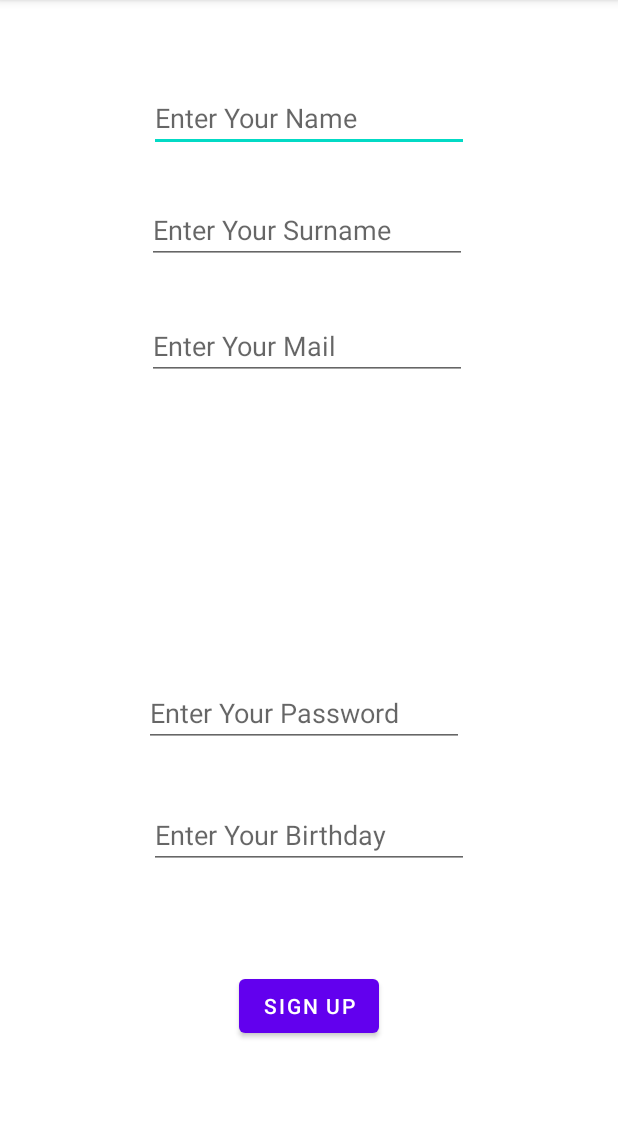
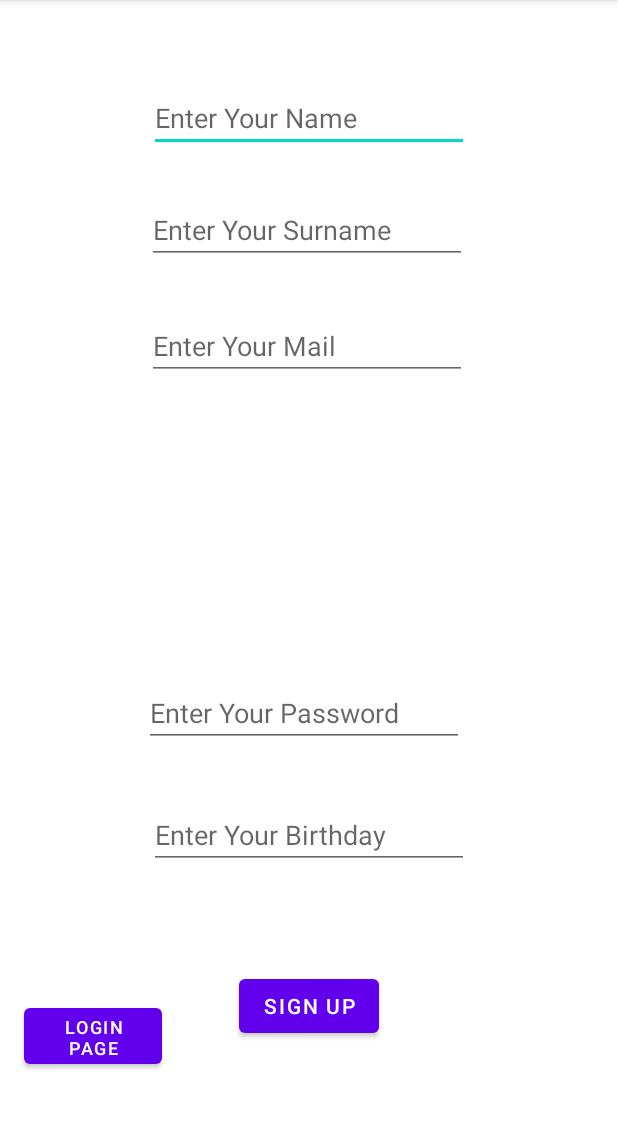
Before and after one commit to SarperArda/BilkenterMedia, an Android app: the screen it shows after launch (SignUp), after a tap on "SIGN UP", on a phone screen of 412 x 824 dp, the part 84-1213 px from its top. Run offline under Robolectric (Android 15) with nearby library versions, the phone set to English and light mode, and no system bars; our stand-ins replace Firebase (no records; nobody signed in at launch, a user with empty details on screens opened directly).

Commit message:
go back to login page button in register page added

```diff
--- a/Bilkenter_Media/app/src/main/java/com/thenameless/bilkenter_media/SignUp.java
+++ b/Bilkenter_Media/app/src/main/java/com/thenameless/bilkenter_media/SignUp.java
@@ -121,4 +121,9 @@ public class SignUp extends AppCompatActivity {
             }
         });
     }
+    public void goBackToLogin(View view){
+        Intent intent = new Intent(SignUp.this, MainActivity.class);
+        startActivity(intent);
+        finish();
+    }
 }
--- a/Bilkenter_Media/app/src/main/res/layout/activity_sign_up.xml
+++ b/Bilkenter_Media/app/src/main/res/layout/activity_sign_up.xml
@@ -76,4 +76,18 @@
         app:layout_constraintEnd_toEndOf="parent"
         app:layout_constraintStart_toStartOf="parent" />
 
+    <Button
+        android:id="@+id/button"
+        android:layout_width="92dp"
+        android:layout_height="49dp"
+        android:onClick="goBackToLogin"
+        android:text="LOGIN PAGE"
+        android:textSize="12sp"
+        app:layout_constraintBottom_toBottomOf="parent"
+        app:layout_constraintEnd_toEndOf="parent"
+        app:layout_constraintHorizontal_bias="0.05"
+        app:layout_constraintStart_toStartOf="parent"
+        app:layout_constraintTop_toTopOf="parent"
+        app:layout_constraintVertical_bias="0.927" />
+
 </androidx.constraintlayout.widget.ConstraintLayout>
```
